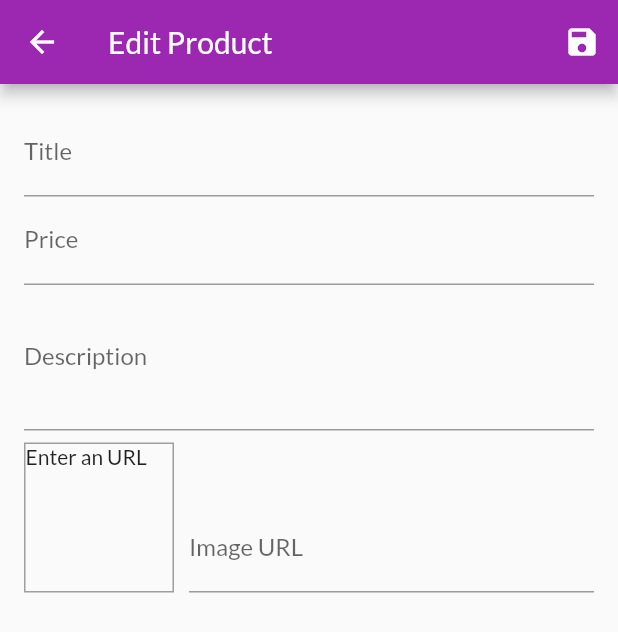
After one commit to bryan2098/app_shop, a Flutter app: the UserProductsScreen screen opened by its route, after a tap on the "edit" icon, on a phone screen of 412 x 824 dp. The commit adds this screen. Shown: the top 632 px of the screen. Run offline on Flutter 3.47's test engine with Material 2 defaults, Android fonts, the phone set to English and light mode, and no system bars; network calls fail.

Commit message:
edit app

```diff
--- a/lib/main.dart
+++ b/lib/main.dart
@@ -8,6 +8,8 @@ import './providers/products.dart';
 import './providers/cart.dart';
 import './providers/orders.dart';
 import './screens/orders_screen.dart';
+import './screens/user_products_screen.dart';
+import './screens/edit_product_screen.dart';
 
 void main() => runApp(MyApp());
 
@@ -38,6 +40,8 @@ class MyApp extends StatelessWidget {
             ProductDetailScreen.routeName: (ctx) => ProductDetailScreen(),
             CartScreen.routeName: (ctx) => CartScreen(),
             OrdersScreen.routeName: (ctx) => OrdersScreen(),
+            UserProductsScreen.routeName: (ctx) => UserProductsScreen(),
+            EditProductScreen.routeName: (ctx) => EditProductScreen(),
           }),
     );
   }
--- a/lib/providers/products.dart
+++ b/lib/providers/products.dart
@@ -9,8 +9,7 @@ class Products with ChangeNotifier {
       title: 'Red Shirt',
       description: 'A red shirt - it is pretty red!',
       price: 29.99,
-      imageUrl:
-          'https://cdn.pixabay.com/photo/2016/10/02/22/17/red-t-shirt-1710578_1280.jpg',
+      imageUrl: 'https://cdn.pixabay.com/photo/2016/10/02/22/17/red-t-shirt-1710578_1280.jpg',
     ),
     Product(
       id: 'p2',
@@ -25,16 +24,14 @@ class Products with ChangeNotifier {
       title: 'Yellow Scarf',
       description: 'Warm and cozy - exactly what you need for the winter.',
       price: 19.99,
-      imageUrl:
-          'https://live.staticflickr.com/4043/4438260868_cc79b3369d_z.jpg',
+      imageUrl: 'https://live.staticflickr.com/4043/4438260868_cc79b3369d_z.jpg',
     ),
     Product(
       id: 'p4',
       title: 'A Pan',
       description: 'Prepare any meal you want.',
       price: 49.99,
-      imageUrl:
-          'https://upload.wikimedia.org/wikipedia/commons/thumb/1/14/Cast-Iron-Pan.jpg/1024px-Cast-Iron-Pan.jpg',
+      imageUrl: 'https://upload.wikimedia.org/wikipedia/commons/thumb/1/14/Cast-Iron-Pan.jpg/1024px-Cast-Iron-Pan.jpg',
     ),
   ];
   // var _showFavoritesOnly = false;
@@ -64,8 +61,18 @@ class Products with ChangeNotifier {
   //   notifyListeners();
   // }
 
-  void addProduct() {
-    // _items.add(value);
+  void addProduct(Product product) {
+    final newProduct = Product(
+      title: product.title,
+      description: product.description,
+      price: product.price,
+      imageUrl: product.imageUrl,
+      id: DateTime.now().toString(),
+    );
+
+    _items.add(newProduct);
+    // _items.insert(0, newProduct);
+
     notifyListeners();
   }
 }
--- a/lib/screens/cart_screen.dart
+++ b/lib/screens/cart_screen.dart
@@ -33,7 +33,7 @@ class CartScreen extends StatelessWidget {
                     label: Text(
                       '\$${cart.totalAmount.toStringAsFixed(2)}',
                       style: TextStyle(
-                        color: Theme.of(context).primaryTextTheme.title.color,
+                        color: Theme.of(context).primaryTextTheme.headline6.color,
                       ),
                     ),
                     backgroundColor: Theme.of(context).primaryColor,
--- /dev/null
+++ b/lib/screens/edit_product_screen.dart
@@ -0,0 +1,258 @@
+import 'package:flutter/material.dart';
+import 'package:provider/provider.dart';
+import '../providers/products.dart';
+import '../providers/product.dart';
+
+class EditProductScreen extends StatefulWidget {
+  static const routeName = '/edit-product';
+  @override
+  _EditProductScreenState createState() => _EditProductScreenState();
+}
+
+class _EditProductScreenState extends State<EditProductScreen> {
+  final _priceFocusNode = FocusNode();
+  final _descriptionFocusNode = FocusNode();
+  final _imageURLController = TextEditingController();
+  final _imageURLFocusNode = FocusNode();
+  final _form = GlobalKey<FormState>();
+
+  var _editedProduct = Product(
+    id: null,
+    title: '',
+    description: '',
+    price: 0,
+    imageUrl: '',
+  );
+
+  var _isInit = false;
+  var _initValues = {
+    'title': '',
+    'description': '',
+    'price': '',
+    'imageUrl': '',
+  };
+
+  @override
+  void initState() {
+    _imageURLFocusNode.addListener(_updateImageUrl);
+    super.initState();
+  }
+
+  @override
+  void didChangeDependencies() {
+    if (_isInit) {
+      final productId = ModalRoute.of(context).settings.arguments as String;
+      if (productId != null) {
+        _editedProduct = Provider.of<Products>(context, listen: false).findById(productId);
+        _initValues = {
+          'title': _editedProduct.title,
+          'description': _editedProduct.description,
+          'price': _editedProduct.price.toString(),
+          'imageUrl': '',
+        };
+        _imageURLController.text = _editedProduct.imageUrl;
+      }
+    }
+
+    _isInit = false;
+    super.didChangeDependencies();
+  }
+
+  @override
+  void dispose() {
+    _imageURLFocusNode.removeListener(_updateImageUrl);
+    _priceFocusNode.dispose();
+    _descriptionFocusNode.dispose();
+    _imageURLController.dispose();
+    _imageURLFocusNode.dispose();
+    super.dispose();
+  }
+
+  void _updateImageUrl() {
+    if (!_imageURLFocusNode.hasFocus) {
+      if (_imageURLController.text.isEmpty) {
+        return;
+      }
+
+      if (_imageURLController.text.startsWith('http') || _imageURLController.text.startsWith('https')) {
+        return;
+      }
+
+      setState(() {});
+    }
+  }
+
+  void _saveForm() {
+    final isValid = _form.currentState.validate();
+
+    if (!isValid) {
+      return;
+    }
+
+    _form.currentState.save();
+    Provider.of<Products>(context, listen: false).addProduct(_editedProduct);
+    Navigator.of(context).pop();
+  }
+
+  @override
+  Widget build(BuildContext context) {
+    return Scaffold(
+      appBar: AppBar(
+        title: Text('Edit Product'),
+        actions: <Widget>[
+          IconButton(
+            icon: Icon(Icons.save),
+            onPressed: _saveForm,
+          )
+        ],
+      ),
+      body: Padding(
+        padding: const EdgeInsets.all(16.0),
+        child: Form(
+          key: _form,
+          child: ListView(
+            children: <Widget>[
+              TextFormField(
+                initialValue: _initValues['title'],
+                decoration: InputDecoration(labelText: 'Title'),
+                textInputAction: TextInputAction.next,
+                onFieldSubmitted: (_) {
+                  FocusScope.of(context).requestFocus(_priceFocusNode);
+                },
+                validator: (value) {
+                  if (value.isEmpty) {
+                    return 'Please provide a value';
+                  }
+                  return null;
+                },
+                onSaved: (value) {
+                  _editedProduct = Product(
+                    id: null,
+                    title: value,
+                    description: _editedProduct.description,
+                    price: _editedProduct.price,
+                    imageUrl: _editedProduct.imageUrl,
+                  );
+                },
+              ),
+              TextFormField(
+                initialValue: _initValues['price'],
+                decoration: InputDecoration(labelText: 'Price'),
+                textInputAction: TextInputAction.next,
+                keyboardType: TextInputType.number,
+                focusNode: _priceFocusNode,
+                onFieldSubmitted: (_) {
+                  FocusScope.of(context).requestFocus(_descriptionFocusNode);
+                },
+                validator: (value) {
+                  if (value.isEmpty) {
+                    return 'Please price a value';
+                  }
+
+                  if (double.tryParse(value) == null) {
+                    return 'Please enter a valid number';
+                  }
+
+                  if (double.tryParse(value) <= 0) {
+                    return 'Please enter a number great than zero';
+                  }
+
+                  return null;
+                },
+                onSaved: (value) {
+                  _editedProduct = Product(
+                    id: null,
+                    title: _editedProduct.title,
+                    description: _editedProduct.description,
+                    price: double.parse(value),
+                    imageUrl: _editedProduct.imageUrl,
+                  );
+                },
+              ),
+              TextFormField(
+                initialValue: _initValues['description'],
+                decoration: InputDecoration(labelText: 'Description'),
+                maxLines: 3,
+                keyboardType: TextInputType.multiline,
+                focusNode: _descriptionFocusNode,
+                validator: (value) {
+                  if (value.isEmpty) {
+                    return 'Please description a value';
+                  }
+
+                  if (value.length < 10) {
+                    return 'Should be at least 10 characters long.';
+                  }
+                  return null;
+                },
+                onSaved: (value) {
+                  _editedProduct = Product(
+                    id: null,
+                    title: _editedProduct.title,
+                    description: value,
+                    price: _editedProduct.price,
+                    imageUrl: _editedProduct.imageUrl,
+                  );
+                },
+              ),
+              Row(
+                crossAxisAlignment: CrossAxisAlignment.end,
+                children: <Widget>[
+                  Container(
+                    width: 100,
+                    height: 100,
+                    margin: EdgeInsets.only(top: 8, right: 10),
+                    decoration: BoxDecoration(border: Border.all(width: 1, color: Colors.grey)),
+                    child: _imageURLController.text.isEmpty
+                        ? Text('Enter an URL')
+                        : FittedBox(
+                            child: Image.network(
+                              _imageURLController.text,
+                              fit: BoxFit.cover,
+                            ),
+                          ),
+                  ),
+                  Expanded(
+                    child: TextFormField(
+                      decoration: InputDecoration(labelText: 'Image URL'),
+                      keyboardType: TextInputType.url,
+                      textInputAction: TextInputAction.done,
+                      controller: _imageURLController,
+                      focusNode: _imageURLFocusNode,
+                      validator: (value) {
+                        if (value.isEmpty) {
+                          return 'Please image URL a value';
+                        }
+
+                        if (!value.startsWith('http') || !value.startsWith('https')) {
+                          return 'Please enter a valid URL';
+                        }
+
+                        // if (!value.endsWith('.png') && !value.endsWith('.jpg') && !value.endsWith('.jpeg')) {
+                        //   return 'Please enter a valid image URL';
+                        // }
+                        return null;
+                      },
+                      onFieldSubmitted: (_) => {
+                        _saveForm(),
+                      },
+                      onSaved: (value) {
+                        _editedProduct = Product(
+                          id: null,
+                          title: _editedProduct.title,
+                          description: _editedProduct.description,
+                          price: _editedProduct.price,
+                          imageUrl: value,
+                        );
+                      },
+                    ),
+                  )
+                ],
+              )
+            ],
+          ),
+        ),
+      ),
+    );
+  }
+}
--- /dev/null
+++ b/lib/screens/user_products_screen.dart
@@ -0,0 +1,43 @@
+import 'package:flutter/material.dart';
+import 'package:provider/provider.dart';
+import '../providers/products.dart';
+import '../widgets/user_product_item.dart';
+import './edit_product_screen.dart';
+
+class UserProductsScreen extends StatelessWidget {
+  static const routeName = '/user-products';
+  @override
+  Widget build(BuildContext context) {
+    final productsData = Provider.of<Products>(context);
+
+    return Scaffold(
+      appBar: AppBar(
+        title: const Text('Your products'),
+        actions: <Widget>[
+          IconButton(
+            icon: const Icon(Icons.add),
+            onPressed: () {
+              Navigator.of(context).pushNamed(EditProductScreen.routeName);
+            },
+          )
+        ],
+      ),
+      body: Padding(
+        padding: EdgeInsets.all(8),
+        child: ListView.builder(
+          itemCount: productsData.items.length,
+          itemBuilder: (_, index) => Column(
+            children: [
+              UserProductItem(
+                productsData.items[index].id,
+                productsData.items[index].title,
+                productsData.items[index].imageUrl,
+              ),
+              Divider(),
+            ],
+          ),
+        ),
+      ),
+    );
+  }
+}
--- a/lib/widgets/order_item.dart
+++ b/lib/widgets/order_item.dart
@@ -24,7 +24,7 @@ class _OrderItemState extends State<OrderItem> {
       child: Column(
         children: <Widget>[
           ListTile(
-            title: Text('\$${widget.order.amount}'),
+            title: Text('\$${widget.order.amount.toStringAsFixed(2)}'),
             subtitle: Text(
               DateFormat('dd/MM/yyyy hh:mm').format(widget.order.dateTime),
             ),
--- /dev/null
+++ b/lib/widgets/user_product_item.dart
@@ -0,0 +1,38 @@
+import 'package:flutter/material.dart';
+import '../screens/edit_product_screen.dart';
+
+class UserProductItem extends StatelessWidget {
+  final String id;
+  final String title;
+  final String imageUrl;
+  UserProductItem(this.id, this.title, this.imageUrl);
+
+  @override
+  Widget build(BuildContext context) {
+    return ListTile(
+      title: Text(title),
+      leading: CircleAvatar(
+        backgroundImage: NetworkImage(imageUrl),
+      ),
+      trailing: Container(
+        width: 100,
+        child: Row(
+          children: <Widget>[
+            IconButton(
+              icon: Icon(Icons.edit),
+              onPressed: () {
+                Navigator.of(context).pushNamed(EditProductScreen.routeName, arguments: id);
+              },
+              color: Theme.of(context).primaryColor,
+            ),
+            IconButton(
+              icon: Icon(Icons.delete),
+              onPressed: () {},
+              color: Theme.of(context).errorColor,
+            ),
+          ],
+        ),
+      ),
+    );
+  }
+}
```
Also changed, not shown: lib/providers/cart.dart (+21 -0 lines), lib/widgets/app_drawer.dart (+10 -3 lines), lib/widgets/cart_item.dart (+23 -0 lines), lib/widgets/product_item.dart (+14 -1 lines). Lines whose indentation alone changed are shown as unchanged.
